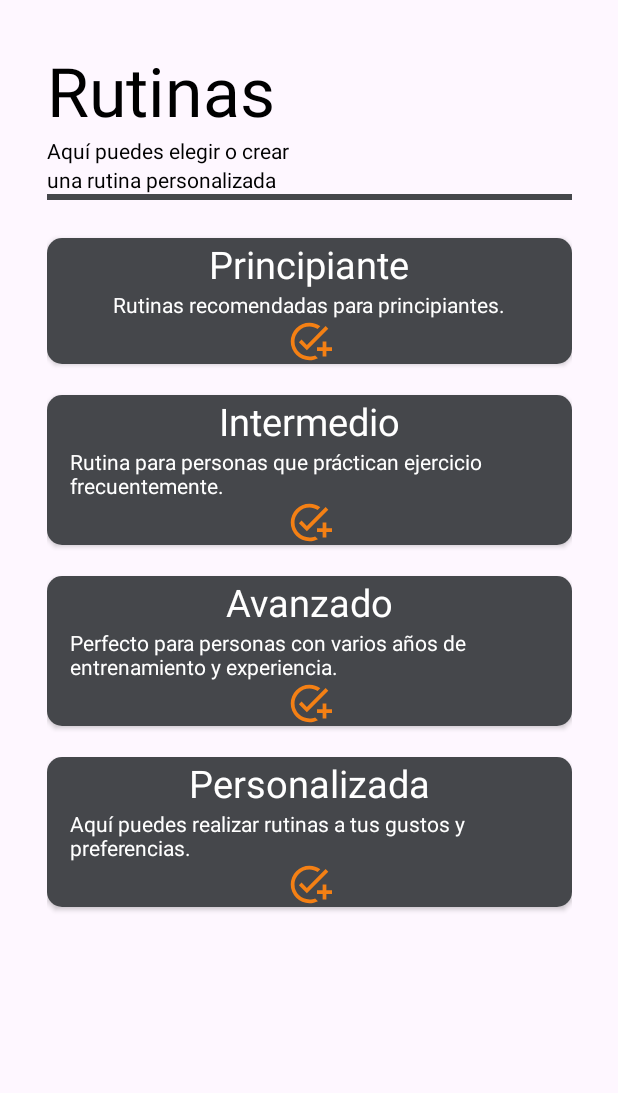
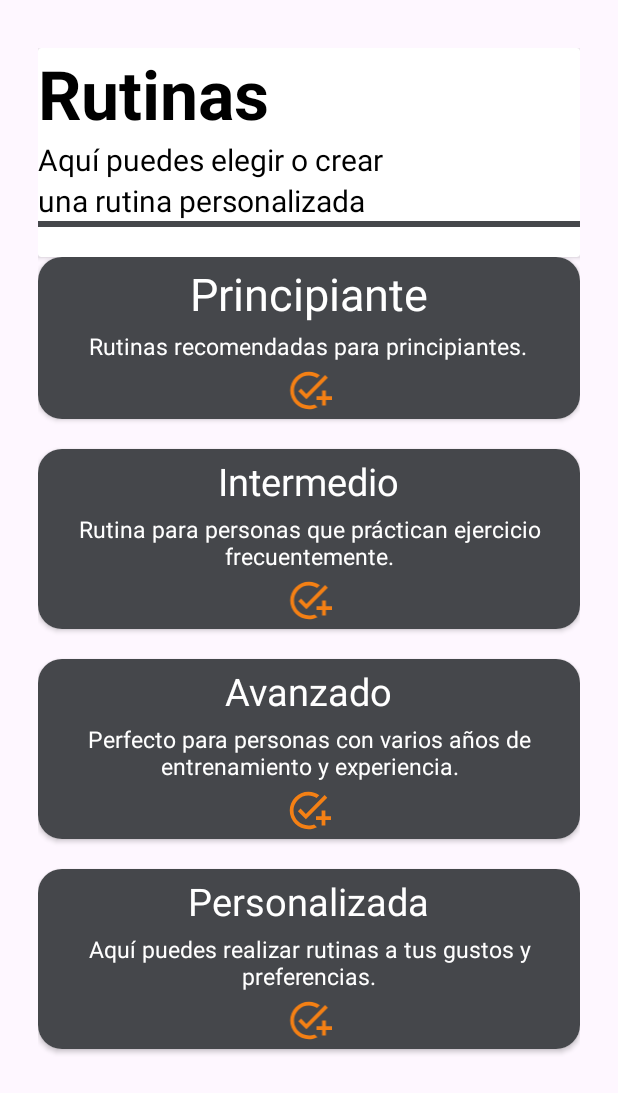
Before and after one commit to HarryHndz/app-movil-fitnesLife, an Android app: the RutinasActivity screen opened directly, with no data from a screen before it, on a phone screen of 412 x 824 dp. Shown: the top 1093 px of the screen. Run offline under Robolectric (Android 15) with nearby library versions, the light colour scheme and no system bars.

Commit message:
Modificacion de seccion de rutinas

```diff
--- a/app/src/main/java/com/harry/fitneslife/activities/RutinasActivity.kt
+++ b/app/src/main/java/com/harry/fitneslife/activities/RutinasActivity.kt
@@ -14,7 +14,7 @@ class RutinasActivity : AppCompatActivity() {
         binding = ActivityRutinasBinding.inflate(layoutInflater)
         setContentView(binding.root)
 
-        binding.ejerPrin.setOnClickListener {
+        binding.viewPrin.setOnClickListener {
             principiante()
         }
 
--- a/app/src/main/res/layout/activity_rutinas.xml
+++ b/app/src/main/res/layout/activity_rutinas.xml
@@ -4,36 +4,44 @@
     xmlns:tools="http://schemas.android.com/tools"
     android:layout_width="match_parent"
     android:layout_height="match_parent"
+    android:paddingHorizontal="25dp"
+    android:paddingVertical="32dp"
     tools:context=".activities.RutinasActivity">
 
-    <LinearLayout
-        android:layout_width="wrap_content"
+    <androidx.cardview.widget.CardView
+        android:id="@+id/title"
+        android:layout_width="match_parent"
         android:layout_height="wrap_content"
-        android:layout_marginTop="30dp"
-        android:orientation="vertical"
-        android:layout_marginHorizontal="20dp"
-        app:layout_constraintEnd_toEndOf="parent"
         app:layout_constraintStart_toStartOf="parent"
-        app:layout_constraintTop_toTopOf="parent">
+        app:layout_constraintTop_toTopOf="parent"
+        app:layout_constraintEnd_toEndOf="parent">
+
+        <androidx.appcompat.widget.LinearLayoutCompat
+            android:layout_width="match_parent"
+            android:layout_height="match_parent"
+            android:orientation="vertical">
 
             <TextView
                 android:layout_width="wrap_content"
                 android:layout_height="wrap_content"
                 android:text="@string/titleRutinas"
                 android:textColor="@color/black"
-            android:textSize="45sp" />
+                android:textSize="45sp"
+                android:textStyle="bold" />
 
             <TextView
                 android:layout_width="wrap_content"
                 android:layout_height="wrap_content"
                 android:text="@string/subRutinas"
-            android:textColor="@color/black" />
+                android:textColor="@color/black"
+                android:textSize="20sp" />
 
             <TextView
                 android:layout_width="wrap_content"
                 android:layout_height="wrap_content"
                 android:text="@string/subRutinas2"
-            android:textColor="@color/black" />
+                android:textColor="@color/black"
+                android:textSize="20sp" />
 
             <View
                 android:layout_width="match_parent"
@@ -41,27 +49,34 @@
                 android:layout_marginBottom="20dp"
                 android:background="@color/grey_components"></View>
 
+        </androidx.appcompat.widget.LinearLayoutCompat>
+
+    </androidx.cardview.widget.CardView>
+
     <androidx.cardview.widget.CardView
-            android:id="@+id/ejerPrin"
-            android:layout_width="350dp"
-            android:layout_height="match_parent"
-            android:layout_marginTop="5dp"
-            android:layout_marginBottom="15dp"
-            app:cardCornerRadius="10dp">
+        android:id="@+id/viewPrin"
+        android:layout_width="0dp"
+        android:layout_height="wrap_content"
+        app:cardCornerRadius="16dp"
+        app:layout_constraintEnd_toEndOf="parent"
+        app:layout_constraintStart_toStartOf="parent"
+        app:layout_constraintTop_toBottomOf="@+id/title">
 
-            <LinearLayout
+        <androidx.appcompat.widget.LinearLayoutCompat
             android:layout_width="match_parent"
-                android:layout_height="match_parent"
+            android:layout_height="wrap_content"
             android:background="@color/grey_components"
+            android:gravity="center"
             android:orientation="vertical">
 
             <TextView
                 android:layout_width="wrap_content"
                 android:layout_height="wrap_content"
                 android:layout_gravity="center"
+                android:layout_marginVertical="4dp"
                 android:text="@string/titlePrin"
                 android:textColor="@color/white"
-                    android:textSize="25sp" />
+                android:textSize="30sp" />
 
             <TextView
                 android:layout_width="wrap_content"
@@ -69,35 +84,43 @@
                 android:layout_gravity="center"
                 android:layout_marginHorizontal="15dp"
                 android:text="@string/titlePrin2"
-                    android:textColor="@color/white" />
+                android:textAlignment="center"
+                android:textColor="@color/white"
+                android:textSize="15sp"/>
 
             <ImageView
                 android:layout_width="match_parent"
                 android:layout_height="match_parent"
+                android:layout_marginVertical="4dp"
                 android:src="@drawable/ic_add"
                 app:tint="@color/orange_icons"></ImageView>
 
-            </LinearLayout>
+        </androidx.appcompat.widget.LinearLayoutCompat>
 
     </androidx.cardview.widget.CardView>
 
     <androidx.cardview.widget.CardView
-            android:layout_width="350dp"
-            android:layout_height="match_parent"
-            android:layout_marginTop="5dp"
-            android:layout_marginBottom="15dp"
-            app:cardCornerRadius="10dp">
+        android:id="@+id/viewInter"
+        android:layout_width="0dp"
+        android:layout_height="wrap_content"
+        android:layout_marginTop="20dp"
+        app:cardCornerRadius="16dp"
+        app:layout_constraintEnd_toEndOf="parent"
+        app:layout_constraintStart_toStartOf="parent"
+        app:layout_constraintTop_toBottomOf="@+id/viewPrin">
 
-            <LinearLayout
+        <androidx.appcompat.widget.LinearLayoutCompat
             android:layout_width="match_parent"
-                android:layout_height="match_parent"
+            android:layout_height="wrap_content"
             android:background="@color/grey_components"
+            android:gravity="center"
             android:orientation="vertical">
 
             <TextView
                 android:layout_width="wrap_content"
                 android:layout_height="wrap_content"
                 android:layout_gravity="center"
+                android:layout_marginVertical="4dp"
                 android:text="@string/titleInter"
                 android:textColor="@color/white"
                 android:textSize="25sp" />
@@ -107,74 +130,88 @@
                 android:layout_height="wrap_content"
                 android:layout_marginHorizontal="15dp"
                 android:text="@string/titleInter2"
-                    android:textColor="@color/white" />
+                android:textAlignment="center"
+                android:textColor="@color/white"
+                android:textSize="15sp"/>
 
             <ImageView
                 android:layout_width="match_parent"
                 android:layout_height="match_parent"
+                android:layout_marginVertical="4dp"
                 android:src="@drawable/ic_add"
                 app:tint="@color/orange_icons"></ImageView>
 
-            </LinearLayout>
+        </androidx.appcompat.widget.LinearLayoutCompat>
 
     </androidx.cardview.widget.CardView>
 
     <androidx.cardview.widget.CardView
-            android:layout_width="350dp"
-            android:layout_height="match_parent"
-            android:layout_marginTop="5dp"
-            android:layout_marginBottom="15dp"
-            app:cardCornerRadius="10dp">
+        android:id="@+id/viewAvan"
+        android:layout_width="0dp"
+        android:layout_height="wrap_content"
+        android:layout_marginTop="20dp"
+        app:cardCornerRadius="16dp"
+        app:layout_constraintEnd_toEndOf="parent"
+        app:layout_constraintStart_toStartOf="parent"
+        app:layout_constraintTop_toBottomOf="@+id/viewInter">
 
-            <LinearLayout
+        <androidx.appcompat.widget.LinearLayoutCompat
             android:layout_width="match_parent"
-                android:layout_height="match_parent"
+            android:layout_height="wrap_content"
             android:background="@color/grey_components"
+            android:gravity="center"
+            android:orientation="vertical">
+
+            <TextView
+                android:layout_width="wrap_content"
+                android:layout_height="wrap_content"
+                android:layout_marginVertical="4dp"
+                android:text="@string/titleAvan"
+                android:textColor="@color/white"
+                android:textSize="25sp" />
+
+            <TextView
+                android:layout_width="wrap_content"
+                android:layout_height="wrap_content"
+                android:layout_marginHorizontal="15dp"
+                android:text="@string/titleAvan2"
+                android:textAlignment="center"
+                android:textColor="@color/white"
+                android:textSize="15sp"/>
+
+            <ImageView
+                android:layout_width="wrap_content"
+                android:layout_height="wrap_content"
+                android:layout_marginVertical="4dp"
+                android:src="@drawable/ic_add"
+                app:tint="@color/orange_icons"></ImageView>
+
+        </androidx.appcompat.widget.LinearLayoutCompat>
+
+    </androidx.cardview.widget.CardView>
+
+    <androidx.cardview.widget.CardView
+        android:id="@+id/viewPerso"
+        android:layout_width="0dp"
+        android:layout_height="wrap_content"
+        android:layout_marginTop="20dp"
+        app:cardCornerRadius="16dp"
+        app:layout_constraintEnd_toEndOf="parent"
+        app:layout_constraintStart_toStartOf="parent"
+        app:layout_constraintTop_toBottomOf="@+id/viewAvan">
+
+        <androidx.appcompat.widget.LinearLayoutCompat
+            android:layout_width="match_parent"
+            android:layout_height="wrap_content"
+            android:background="@color/grey_components"
+            android:gravity="center"
             android:orientation="vertical">
 
             <TextView
                 android:layout_width="wrap_content"
                 android:layout_height="wrap_content"
                 android:layout_gravity="center"
-                    android:text="@string/titleAvan"
-                    android:textColor="@color/white"
-                    android:textSize="25sp" />
-
-                <TextView
-                    android:layout_width="match_parent"
-                    android:layout_height="match_parent"
-                    android:layout_gravity="center"
-                    android:layout_marginHorizontal="15dp"
-                    android:text="@string/titleAvan2"
-                    android:textColor="@color/white" />
-
-                <ImageView
-                    android:layout_width="match_parent"
-                    android:layout_height="match_parent"
-                    android:src="@drawable/ic_add"
-                    app:tint="@color/orange_icons"></ImageView>
-
-            </LinearLayout>
-
-        </androidx.cardview.widget.CardView>
-
-        <androidx.cardview.widget.CardView
-            android:layout_width="350dp"
-            android:layout_height="match_parent"
-            android:layout_marginTop="5dp"
-            android:layout_marginBottom="15dp"
-            app:cardCornerRadius="10dp">
-
-            <LinearLayout
-                android:layout_width="match_parent"
-                android:layout_height="match_parent"
-                android:background="@color/grey_components"
-                android:orientation="vertical">
-
-                <TextView
-                    android:layout_width="wrap_content"
-                    android:layout_height="wrap_content"
-                    android:layout_gravity="center"
+                android:layout_marginVertical="4dp"
                 android:text="@string/titlePer"
                 android:textColor="@color/white"
                 android:textSize="25sp" />
@@ -185,16 +222,19 @@
                 android:layout_gravity="center"
                 android:layout_marginHorizontal="15dp"
                 android:text="@string/titlePer2"
-                    android:textColor="@color/white" />
+                android:textAlignment="center"
+                android:textColor="@color/white"
+                android:textSize="15sp"/>
 
             <ImageView
                 android:layout_width="match_parent"
                 android:layout_height="match_parent"
+                android:layout_marginVertical="4dp"
                 android:src="@drawable/ic_add"
                 app:tint="@color/orange_icons"></ImageView>
-            </LinearLayout>
+
+        </androidx.appcompat.widget.LinearLayoutCompat>
+
     </androidx.cardview.widget.CardView>
 
-
-    </LinearLayout>
 </androidx.constraintlayout.widget.ConstraintLayout>
```
Lines whose indentation alone changed are shown as unchanged.
